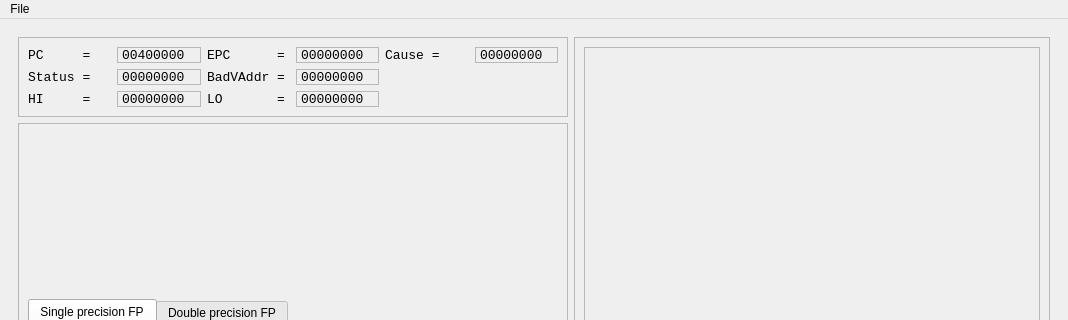
Above: src/interface/qt/mips_sim_gui.ui from m-castro2/mips_sim before the change; both pictures show x 0 to 1068 and y 0 to 320 of the 1068 by 750 pixel window. Below: the same form after it.
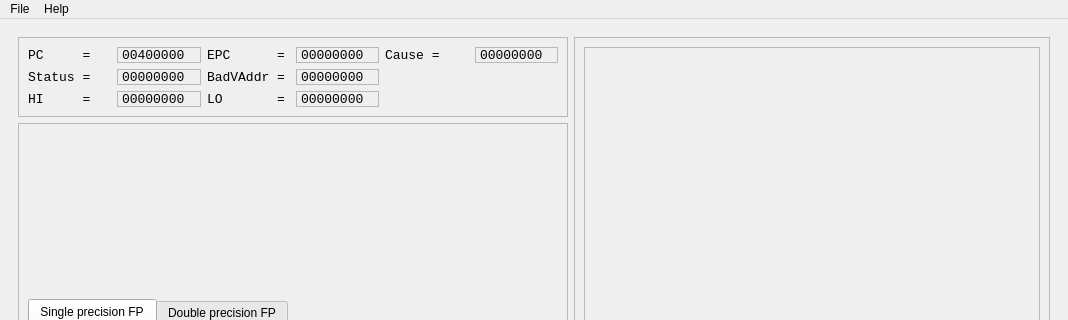
That is the form after the change.

```diff
--- a/src/interface/qt/mips_sim_gui.ui
+++ b/src/interface/qt/mips_sim_gui.ui
@@ -706,7 +706,14 @@
     <addaction name="actionLoad_file"/>
     <addaction name="actionExit"/>
    </widget>
+   <widget class="QMenu" name="menuHelp">
+    <property name="title">
+     <string>Help</string>
+    </property>
+    <addaction name="actionAbout"/>
+   </widget>
    <addaction name="menuFile"/>
+   <addaction name="menuHelp"/>
   </widget>
   <widget class="QStatusBar" name="statusbar"/>
   <action name="actionExit">
```
Left out of the diff: 19 changed lines with no effect on the pictures.
